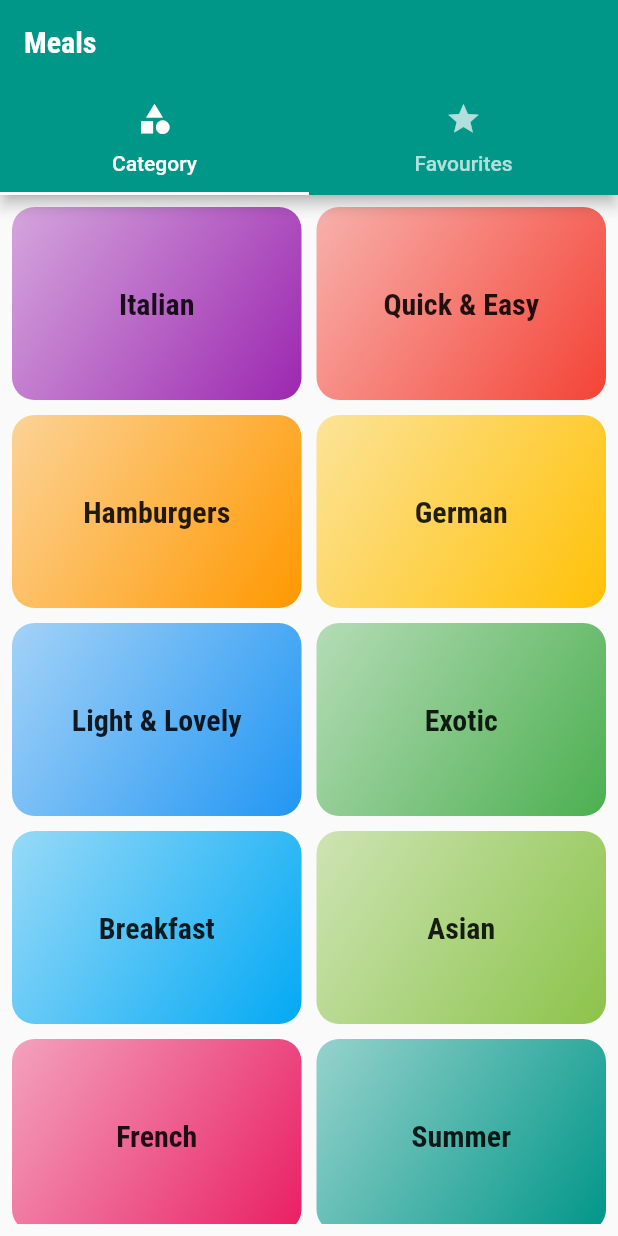
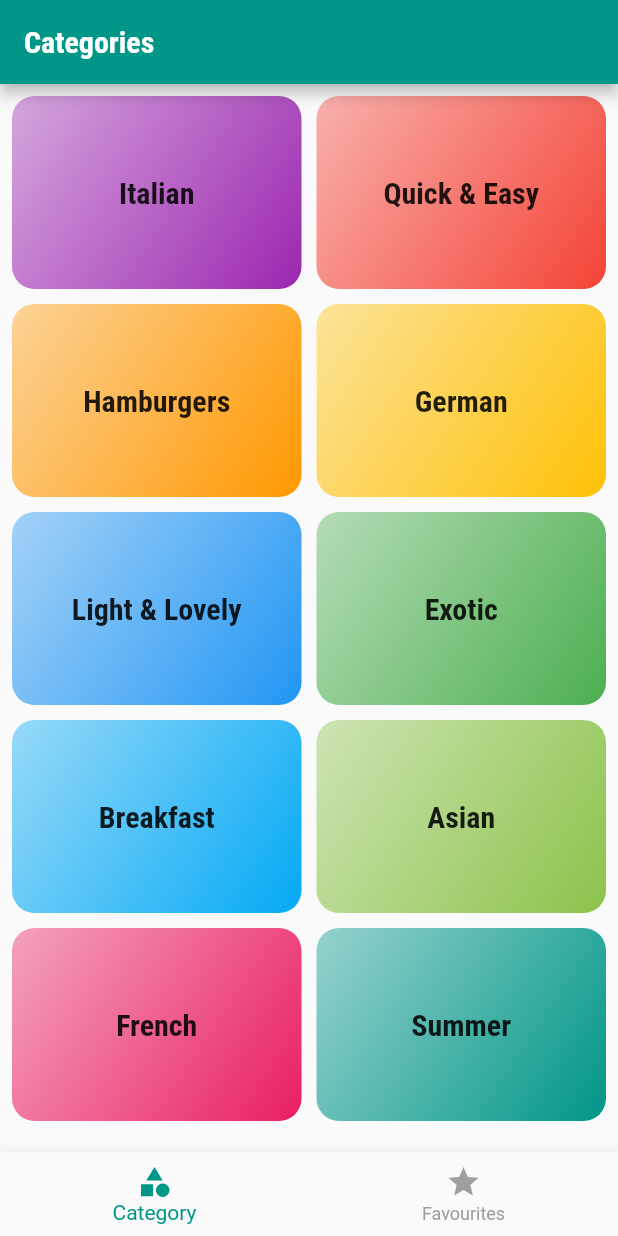
Before and after one commit to LUCYOGUTU/meal_app, a Flutter app: the screen it shows after launch, on a phone screen of 412 x 824 dp. Run offline on Flutter 3.47's test engine with Material 2 defaults, Android fonts, the phone set to English and light mode, and no system bars; Roboto replaces fonts that are missing (Raleway).

Commit message:
feat: adding bottom navigation bar

```diff
--- a/lib/main.dart
+++ b/lib/main.dart
@@ -1,4 +1,5 @@
 import 'package:flutter/material.dart';
+import 'package:meal_app/pages/bottom_nav_screen.dart';
 import 'package:meal_app/pages/category_meals_screen.dart';
 import 'package:meal_app/pages/meal_detail_screen.dart';
 import 'package:meal_app/pages/tabs_screen.dart';
@@ -32,7 +33,7 @@ class MyApp extends StatelessWidget {
               ),
             ),
       ),
-      home: const TabScreen(),
+      home: const BottomNavScreen(),
       routes: {
         CategoryMealsScreen.routeName: (BuildContext context) {
           return const CategoryMealsScreen();
--- /dev/null
+++ b/lib/pages/bottom_nav_screen.dart
@@ -0,0 +1,57 @@
+import 'package:flutter/material.dart';
+import 'package:meal_app/pages/categories_screen.dart';
+import 'package:meal_app/pages/favourites_screen.dart';
+
+class BottomNavScreen extends StatefulWidget {
+  const BottomNavScreen({super.key});
+
+  @override
+  State<BottomNavScreen> createState() => _BottomNavScreenState();
+}
+
+class _BottomNavScreenState extends State<BottomNavScreen> {
+  final List<Map<String, Object>> _pages = const [
+    {
+      'page': CategoriesScreen(),
+      'title': 'Categories',
+    },
+    {
+      'page': FavouritesScreen(),
+      'title': 'Favourites',
+    },
+  ];
+
+  int _selectedPageIndex = 0;
+
+  void _selectPage(int index) {
+    setState(() {
+      _selectedPageIndex = index;
+    });
+  }
+
+  @override
+  Widget build(BuildContext context) {
+    return Scaffold(
+      appBar: AppBar(
+        title: Text(_pages[_selectedPageIndex]['title'] as String),
+      ),
+      body: _pages[_selectedPageIndex]['page'] as Widget,
+      bottomNavigationBar: BottomNavigationBar(
+        selectedItemColor: Theme.of(context).primaryColor,
+        unselectedItemColor: Colors.grey,
+        currentIndex: _selectedPageIndex,
+        onTap: _selectPage,
+        items: const [
+          BottomNavigationBarItem(
+            icon: Icon(Icons.category),
+            label: 'Category',
+          ),
+          BottomNavigationBarItem(
+            icon: Icon(Icons.star),
+            label: 'Favourites',
+          ),
+        ],
+      ),
+    );
+  }
+}
--- a/lib/pages/tabs_screen.dart
+++ b/lib/pages/tabs_screen.dart
@@ -16,7 +16,7 @@ class _TabScreenState extends State<TabScreen> {
       length: 2,
       child: Scaffold(
         appBar: AppBar(
-          title: const Text('Meals'),
+          title: const Text('Deli Meals'),
           bottom: const TabBar(
             tabs: [
               Tab(
```
